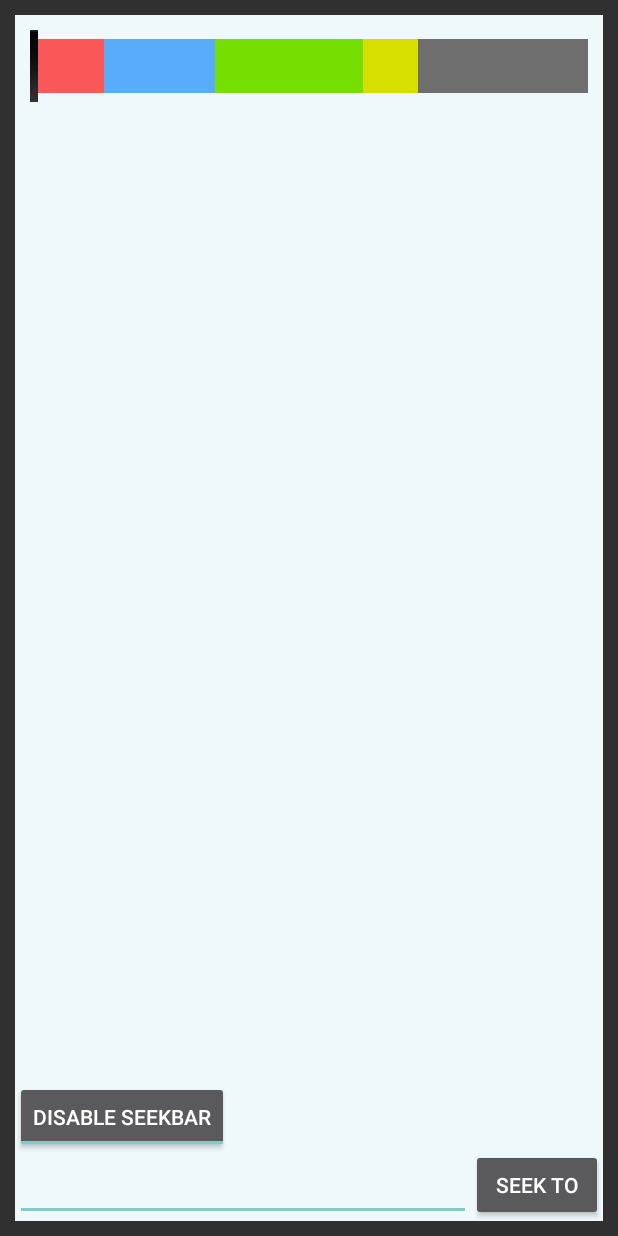
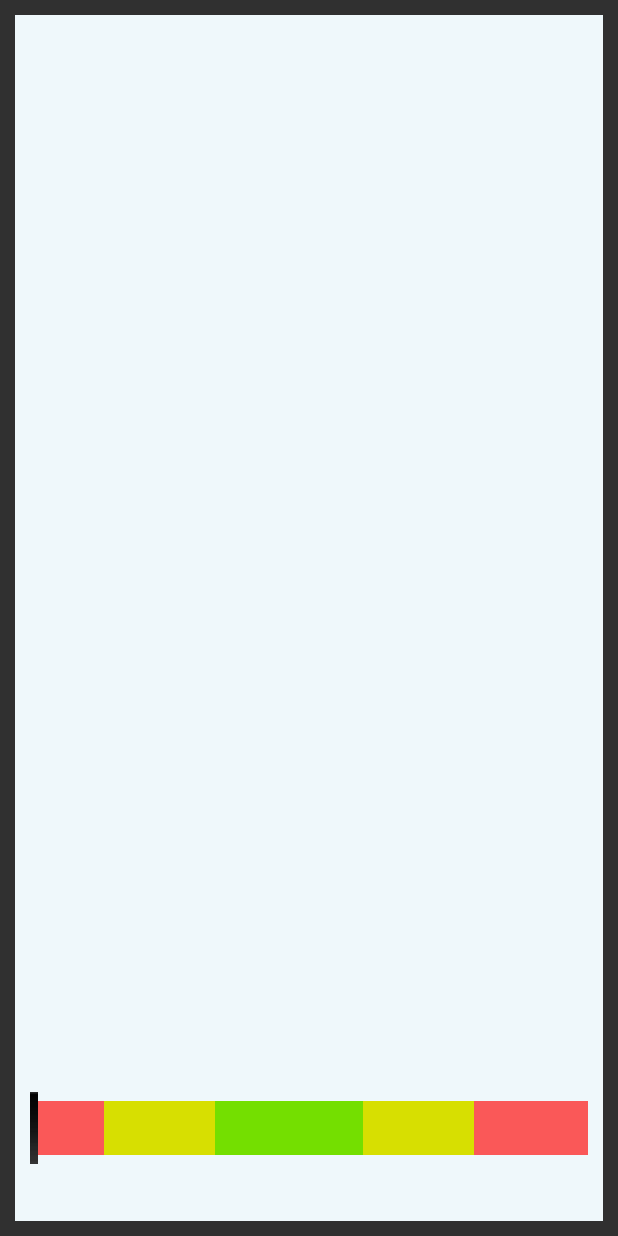
Before and after one commit to thoriqsalafi/PhoneScopeV2, an Android app: the result_Activity screen opened directly, with no data from a screen before it, on a phone screen of 412 x 824 dp. Run offline under Robolectric (Android 15) with nearby library versions, the phone set to English and light mode, and no system bars.

Commit message:
add result seekbar

```diff
--- a/app/src/main/java/com/led_on_off/led/ledButton.java
+++ b/app/src/main/java/com/led_on_off/led/ledButton.java
@@ -1,5 +1,6 @@
 package com.led_on_off.led;
 
+import android.os.Handler;
 import android.support.v7.app.ActionBarActivity;
 import android.os.Bundle;
 import android.util.Log;
@@ -24,7 +25,6 @@ import java.io.IOException;
 import java.util.UUID;
 
 
-
 public class ledButton extends ActionBarActivity {
 
     // Button btnOn, btnOff, btnDis;
@@ -39,6 +39,11 @@ public class ledButton extends ActionBarActivity {
     private boolean isBtConnected = false;
     private SeekBar rSeek, gSeek, bSeek;
     private TextView rInt, gInt, bInt;
+    private boolean autoIncrement = false;
+    private boolean autoDecrement = false;
+    private final long REPEAT_DELAY = 50;
+    private Handler repeatUpdateHandler = new Handler();
+
     //SPP UUID. Look for it
     static final UUID myUUID = UUID.fromString("00001101-0000-1000-8000-00805F9B34FB");
 
--- a/app/src/main/java/com/led_on_off/led/result_Activity.java
+++ b/app/src/main/java/com/led_on_off/led/result_Activity.java
@@ -14,18 +14,15 @@ import android.widget.ToggleButton;
 import java.util.ArrayList;
 
 
-public class result_Activity extends Activity implements View.OnClickListener {
+public class result_Activity extends Activity {
 
-        private Button btnSeekTo;
         private CustomSeekBar seekbar;
-        private EditText txtSeekProgress;
-        private ToggleButton btnToogleSeek;
 
         private float totalSpan = 1500;
         private float redSpan = 200;
         private float blueSpan = 300;
         private float greenSpan = 400;
-        private float yellowSpan = 150;
+        private float yellowSpan = 300;
         private float darkGreySpan;
 
         private ArrayList<ProgressItem> progressItemList;
@@ -36,12 +33,8 @@ public class result_Activity extends Activity implements View.OnClickListener {
             super.onCreate(savedInstanceState);
             setContentView(R.layout.activity_result_);
             seekbar = ((CustomSeekBar) findViewById(R.id.seekBar0));
-            btnSeekTo = ((Button) findViewById(R.id.btnSeekTo));
-            btnToogleSeek = (ToggleButton) findViewById(R.id.btnToogleSeek);
-            txtSeekProgress = (EditText) findViewById(R.id.txtSeekProgress);
             initDataToSeekbar();
-            btnSeekTo.setOnClickListener(this);
-            btnToogleSeek.setOnClickListener(this);
+
         }
 
         private void initDataToSeekbar() {
@@ -49,13 +42,13 @@ public class result_Activity extends Activity implements View.OnClickListener {
             // red span
             mProgressItem = new ProgressItem();
             mProgressItem.progressItemPercentage = ((redSpan / totalSpan) * 100);
-            Log.i("Mainactivity", mProgressItem.progressItemPercentage + "");
+            Log.i("result activity", mProgressItem.progressItemPercentage + "");
             mProgressItem.color = R.color.red;
             progressItemList.add(mProgressItem);
             // blue span
             mProgressItem = new ProgressItem();
             mProgressItem.progressItemPercentage = (blueSpan / totalSpan) * 100;
-            mProgressItem.color = R.color.blue;
+            mProgressItem.color = R.color.yellow;
             progressItemList.add(mProgressItem);
             // green span
             mProgressItem = new ProgressItem();
@@ -70,7 +63,7 @@ public class result_Activity extends Activity implements View.OnClickListener {
             // greyspan
             mProgressItem = new ProgressItem();
             mProgressItem.progressItemPercentage = (darkGreySpan / totalSpan) * 100;
-            mProgressItem.color = R.color.grey;
+            mProgressItem.color = R.color.red;
             progressItemList.add(mProgressItem);
 
             seekbar.initData(progressItemList);
@@ -84,16 +77,4 @@ public class result_Activity extends Activity implements View.OnClickListener {
             return true;
         }
 
-        @Override
-        public void onClick(View v) {
-            // TODO Auto-generated method stub
-            if (v.getId() == R.id.btnSeekTo) {
-                String seekProgress = txtSeekProgress.getText().toString().trim();
-                if (seekProgress.length() > 0) {
-                    seekbar.setProgress(Integer.valueOf(seekProgress));
-                }
-            } else {
-                seekbar.setEnabled(btnToogleSeek.isChecked());
-            }
-        }
     }
--- a/app/src/main/res/layout/activity_result_.xml
+++ b/app/src/main/res/layout/activity_result_.xml
@@ -9,41 +9,19 @@
         android:id="@+id/seekBar0"
         android:layout_width="match_parent"
         android:layout_height="wrap_content"
-        android:layout_margin="10dp"
         android:max="100"
         android:paddingLeft="12dp"
         android:paddingRight="12dp"
         android:progress="0"
         android:progressDrawable="@android:color/transparent"
         android:thumb="@drawable/seek_thumb_normal"
-        android:thumbOffset="12dp" />
+        android:thumbOffset="12dp"
+        android:gravity="bottom"
+        android:layout_marginLeft="10dp"
+        android:layout_marginRight="10dp"
+        android:layout_marginBottom="38dp"
+        android:layout_alignParentBottom="true"
+        android:layout_centerHorizontal="true" />
 
-    <EditText
-        android:id="@+id/txtSeekProgress"
-        android:layout_width="match_parent"
-        android:layout_height="wrap_content"
-        android:layout_alignBottom="@+id/btnSeekTo"
-        android:layout_alignParentLeft="true"
-        android:layout_toLeftOf="@+id/btnSeekTo"
-        android:inputType="number" >
-    </EditText>
-
-    <Button
-        android:id="@+id/btnSeekTo"
-        android:layout_width="wrap_content"
-        android:layout_height="wrap_content"
-        android:layout_alignParentBottom="true"
-        android:layout_alignParentRight="true"
-        android:text="Seek To" />
-
-    <ToggleButton
-        android:id="@+id/btnToogleSeek"
-        android:layout_width="wrap_content"
-        android:layout_height="wrap_content"
-        android:checked="true"
-        android:textOff="Enable SeekBar"
-        android:textOn="Disable SeekBar"
-        android:layout_above="@+id/txtSeekProgress"
-        android:layout_alignParentStart="true" />
 
 </RelativeLayout>
```
Also changed, not shown: 2 other files.
